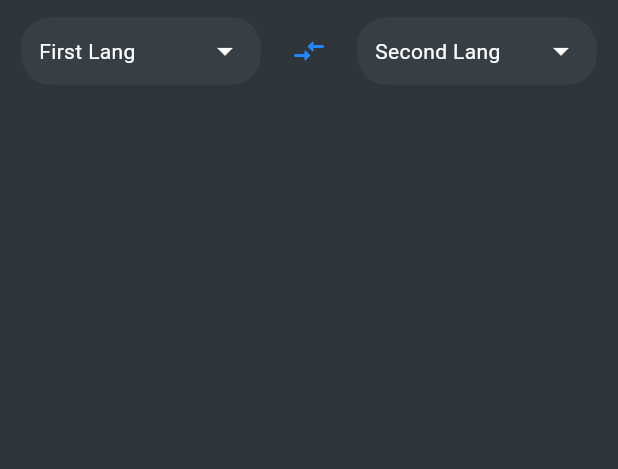
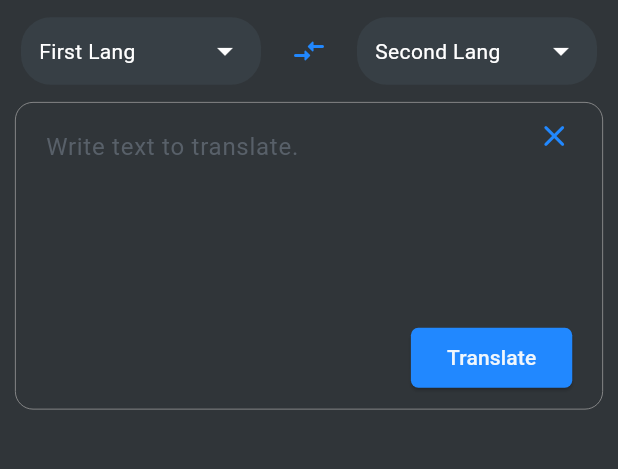
Before and after one commit to pxf0rge/translator, a Flutter app: the HomePage screen opened directly, on a phone screen of 412 x 824 dp, the part 84-553 px from its top. Run offline on Flutter 3.47's test engine with Material 3 defaults, Android fonts, the phone set to English and light mode, and no system bars; our stand-ins replace dio, flutter_spinkit; network calls fail.

Commit message:
Added Tranlation box (Dirty code)

```diff
--- a/lib/pages/home.dart
+++ b/lib/pages/home.dart
@@ -37,7 +37,59 @@ class _HomePageState extends State<HomePage> {
               ),
               _langBtn("Second Lang", false),
             ],
-          )
+          ),
+          SizedBox(height: 10),
+          Container(
+            width: double.maxFinite,
+            padding: EdgeInsets.symmetric(vertical: 10, horizontal: 20),
+            decoration: BoxDecoration(
+              borderRadius: BorderRadius.circular(12),
+              border: Border.all(color: Colors.grey, width: 0.5),
+            ),
+            child: Column(
+              children: [
+                Row(
+                  mainAxisSize: MainAxisSize.max,
+                  crossAxisAlignment: CrossAxisAlignment.start,
+                  children: [
+                    Expanded(
+                      child: TextField(
+                        decoration: InputDecoration(
+                          hintText: "Write text to translate.",
+                          hintStyle: TextStyle(color: AppColors.secondTexts),
+                          border: InputBorder.none,
+                        ),
+                        style: TextStyle(color: AppColors.texts),
+                        cursorColor: AppColors.others,
+                        minLines: 5,
+                        maxLines: double.maxFinite.toInt(),
+                      ),
+                    ),
+                    GestureDetector(
+                      onTap: () {},
+                      child: Icon(Icons.close_rounded, color: AppColors.others),
+                    )
+                  ],
+                ),
+                Row(
+                  mainAxisAlignment: MainAxisAlignment.end,
+                  children: [
+                    ElevatedButton(
+                      onPressed: () {},
+                      style: ElevatedButton.styleFrom(
+                        backgroundColor: AppColors.others,
+                        shape: RoundedRectangleBorder(
+                          borderRadius: BorderRadius.circular(5),
+                        ),
+                        foregroundColor: AppColors.texts,
+                      ),
+                      child: Text("Translate"),
+                    ),
+                  ],
+                ),
+              ],
+            ),
+          ),
         ],
       ),
     );
```
